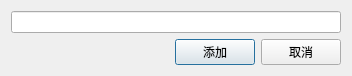
zcx01/Achievement, file pythonscript/chartAnalyze/dlg/addTextDlg.ui: the form before one commit.
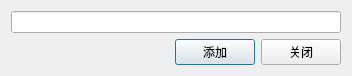
The form after the commit.

```diff
--- a/pythonscript/chartAnalyze/dlg/addTextDlg.ui
+++ b/pythonscript/chartAnalyze/dlg/addTextDlg.ui
@@ -46,7 +46,7 @@
      <item>
       <widget class="QPushButton" name="cancelBtn">
        <property name="text">
-        <string>取消</string>
+        <string>关闭</string>
        </property>
       </widget>
      </item>
```
